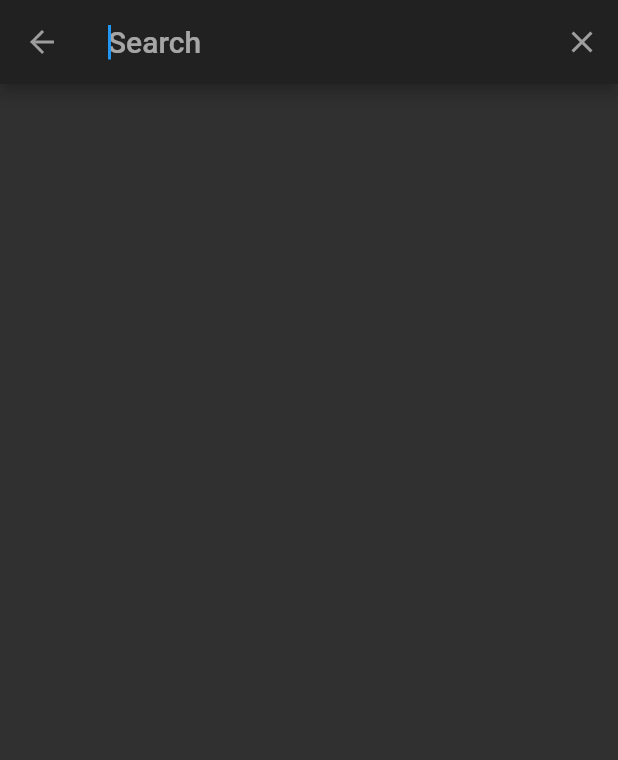
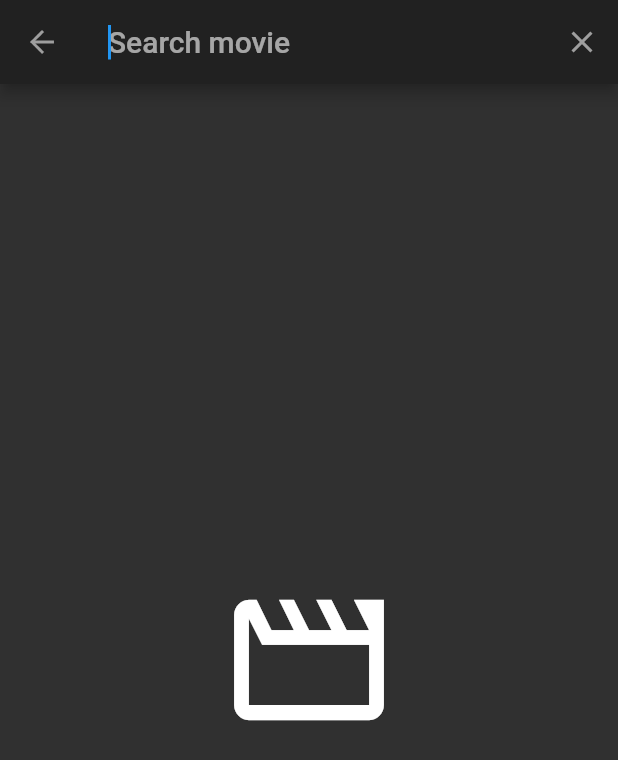
Before and after one commit to vidal1101/APP-news-weather-and-more, a Flutter app: the HomePageMovies screen opened directly, after a tap on the "search" icon, on a phone screen of 412 x 824 dp. Shown: the top 760 px of the screen. Run offline on Flutter 3.47's test engine with Material 2 defaults, Android fonts, the phone set to English and light mode, and no system bars; our stand-ins replace flutter_swiper, font_awesome_flutter, shared_preferences; accounts and stored records are empty; network calls fail.

Commit message:
lista las opcion de buscar peliculas y mejoras en toda la app, seguimos con el clima

```diff
--- /dev/null
+++ b/news_app/lib/models/search_movie_response.dart
@@ -0,0 +1,29 @@
+// To parse this JSON data, do
+//     final searchMovieResponse = searchMovieResponseFromMap(jsonString);
+import 'dart:convert';
+import 'package:news_app/models/movie_models.dart';
+
+class SearchMovieResponse {
+    SearchMovieResponse({
+        this.page,
+        this.results,
+        this.totalPages,
+        this.totalResults,
+    });
+
+    int page;
+    List<Pelicula> results;
+    int totalPages;
+    int totalResults;
+
+    factory SearchMovieResponse.fromJson(String str) => SearchMovieResponse.fromMap(json.decode(str));
+
+
+    factory SearchMovieResponse.fromMap(Map<String, dynamic> json) => SearchMovieResponse(
+        page: json["page"],
+        results: List<Pelicula>.from(json["results"].map((x) => Pelicula.fromJsonMap(x))),
+        totalPages: json["total_pages"],
+        totalResults: json["total_results"],
+    );
+
+}
--- a/news_app/lib/pages/home_page_movies.dart
+++ b/news_app/lib/pages/home_page_movies.dart
@@ -94,7 +94,7 @@ class HomePageMovies extends StatelessWidget {
           Padding(
             padding: EdgeInsets.all(8.0),
             child: Text(
-              'Populares',
+              'Popular',
               style: TextStyle(fontSize: 30.0),
             ),
           ),
--- a/news_app/lib/pages/movies_detalls.dart
+++ b/news_app/lib/pages/movies_detalls.dart
@@ -126,7 +126,7 @@ class Movie_Detalls extends StatelessWidget {
                 overflow: TextOverflow.ellipsis,
               ),
               Text(
-                'Lnaguaje: ' + peli.originalLanguage.toString(),
+                'Language: ' + peli.originalLanguage.toString(),
                 style: TextStyle(fontWeight: FontWeight.bold),
                 overflow: TextOverflow.ellipsis,
               ),
@@ -173,7 +173,7 @@ class Movie_Detalls extends StatelessWidget {
           Padding(
             padding: EdgeInsets.all(10.0),
             child: Text(
-              'Actores',
+              'Actors',
               style: TextStyle(fontSize: 25.0),
             ),
           ),
--- a/news_app/lib/search_delegate/DataSearch.dart
+++ b/news_app/lib/search_delegate/DataSearch.dart
@@ -1,6 +1,14 @@
 import 'package:flutter/material.dart';
+import 'package:provider/provider.dart';
+import 'package:news_app/models/movie_models.dart';
+import 'package:news_app/providers/movie_providers.dart';
+import 'package:news_app/pages/movies_detalls.dart';
 
 class DataSearh extends SearchDelegate {
+  @override
+  // TODO: implement searchFieldLabel
+  String get searchFieldLabel => "Search movie";
+
   @override
   List<Widget> buildActions(BuildContext context) {
     // las acciones de nuestro appbar
@@ -18,18 +26,48 @@ class DataSearh extends SearchDelegate {
     // icono a la parte izquierda del appbar
     return IconButton(
       icon: AnimatedIcon(
-       icon: AnimatedIcons.menu_arrow ,
-       progress: transitionAnimation ),
-       onPressed: (){
+          icon: AnimatedIcons.menu_arrow, progress: transitionAnimation),
+      onPressed: () {
         close(context, null);
       },
+    );
+  }
+
+  Widget _emptyContainer() {
+    return Container(
+      child: Center(
+        child: Icon(
+          Icons.movie_creation_outlined,
+          color: Colors.white,
+          size: 120,
+        ),
+      ),
     );
   }
 
   @override
   Widget buildSuggestions(BuildContext context) {
     // son las sugerencias que aparecen cuando la persona escribe ..
-    return Container();
+    if (query.isEmpty) {
+      return _emptyContainer();
+    } else {
+      final movieresponse = Provider.of<MoviesProviders>(context, listen: false)
+          .searchMovieResponse(query);
+
+      return FutureBuilder(
+        future: movieresponse,
+        builder: (_, AsyncSnapshot<List<Pelicula>> snapshot) {
+          if (!snapshot.hasData) return _emptyContainer();
+          final movies = snapshot.data;
+          return ListView.builder(
+            itemCount: movies.length,
+            itemBuilder: (_, int index) => MovieResponse(
+              movie: movies[index],
+            ),
+          );
+        },
+      );
+    }
   }
 
   @override
@@ -38,3 +76,44 @@ class DataSearh extends SearchDelegate {
     return Container();
   }
 }
+
+class MovieResponse extends StatelessWidget {
+  final Pelicula movie;
+
+  const MovieResponse({this.movie});
+
+  @override
+  Widget build(BuildContext context) {
+    return Column(
+      children: [
+        ListTile(
+          leading: FadeInImage(
+            placeholder: AssetImage("assets/backloading.gif"),
+            image: NetworkImage(movie.getPosterImg()),
+            width: 70,
+            fit: BoxFit.contain,
+          ),
+          title: Text(
+            movie.title,
+            style: TextStyle(
+                fontStyle: FontStyle.italic,
+                fontSize: 15,
+                fontWeight: FontWeight.bold),
+          ),
+          subtitle: Text(movie.originalTitle),
+          onTap: () {
+            print("presionado: " + movie.title);
+            Navigator.push(
+                context,
+                MaterialPageRoute(
+                    builder: (context) => Movie_Detalls(
+                          pelicula: movie,  )));
+          },
+        ),
+        Divider(
+          color: Colors.lightBlue,
+        )
+      ],
+    );
+  }
+}
--- a/news_app/lib/widget/drawer_lateral.dart
+++ b/news_app/lib/widget/drawer_lateral.dart
@@ -72,7 +72,7 @@ class Drawer_Page extends StatelessWidget {
             }, // seccion de clima que estaria en desarrollo
           ),
           ListTile(
-            title: Text('Setting'),
+            title: Text('Settings'),
             leading: Icon(
               Icons.settings,
               color: mitemaGlobal.accentColor,
@@ -114,8 +114,7 @@ class Drawer_Page extends StatelessWidget {
             )
           ]),
       child: CircleAvatar(
-        backgroundImage: NetworkImage(
-            'https://oriettabock.com/wp-content/uploads/tiposrostrofemeninos.jpg'),
+        backgroundImage: AssetImage("assets/no-image.png"),
         radius: 50.0,
         child: Text(''),
       ),
@@ -131,9 +130,9 @@ class Drawer_Page extends StatelessWidget {
       //color: Colors.red,
       child: Column(
         children: <Widget>[
-          Text('Nombre:'),
+          Text('Name:'),
           Text(
-            'Angelina  Jolie',
+            '',
             textAlign: TextAlign.left,
             overflow: TextOverflow.visible,
             style: TextStyle(fontWeight: FontWeight.w800),
--- a/news_app/pubspec.yaml
+++ b/news_app/pubspec.yaml
@@ -33,6 +33,8 @@ dependencies:
   font_awesome_flutter: ^9.0.0
   shared_preferences: ^2.0.5
   flutter_swiper: ^1.1.6
+  platform: ^3.1.0
+
 
 
 
```
Also changed, not shown: news_app/lib/main.dart (+1 -23 lines), news_app/lib/pages/app.dart (added, +26 -0 lines), news_app/lib/pages/home_page.dart (+9 -9 lines), news_app/lib/pages/setting.dart (+11 -11 lines), news_app/lib/providers/movie_providers.dart (+16 -0 lines), news_app/pubspec.lock, 2 other files. Lines whose indentation alone changed are shown as unchanged.
